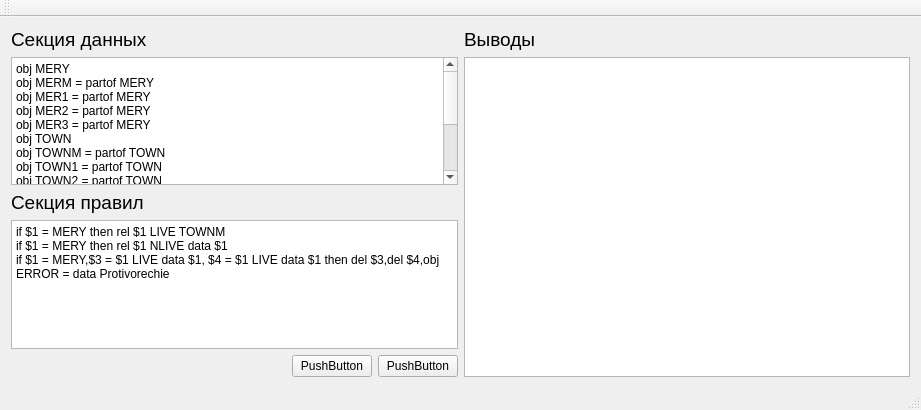
Old version of the form sproductionsystem.ui in the repository shotInLeg/AutoProof.
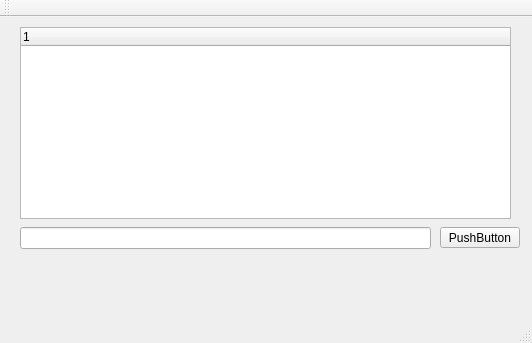
New version of the form.

Patch:
```diff
--- a/sproductionsystem.ui
+++ b/sproductionsystem.ui
@@ -6,150 +6,47 @@
    <rect>
     <x>0</x>
     <y>0</y>
-    <width>921</width>
-    <height>410</height>
+    <width>532</width>
+    <height>343</height>
    </rect>
   </property>
   <property name="windowTitle">
    <string>SProductionSystem</string>
   </property>
   <widget class="QWidget" name="centralWidget">
-   <layout class="QHBoxLayout" name="horizontalLayout_2">
-    <item>
-     <layout class="QVBoxLayout" name="verticalLayout_3">
-      <item>
-       <widget class="QLabel" name="label_5">
-        <property name="font">
-         <font>
-          <pointsize>14</pointsize>
-         </font>
-        </property>
-        <property name="text">
-         <string>Секция данных</string>
-        </property>
-       </widget>
-      </item>
-      <item>
-       <widget class="QPlainTextEdit" name="pteCode">
-        <property name="plainText">
-         <string>obj MERY
-obj MERM = partof MERY
-obj MER1 = partof MERY
-obj MER2 = partof MERY
-obj MER3 = partof MERY
-obj TOWN
-obj TOWNM = partof TOWN
-obj TOWN1 = partof TOWN
-obj TOWN2 = partof TOWN
-obj TOWN3 = partof TOWN
-obj LIVE
-obj NLIVE
-MER1 = data TOWN1
-MER2 = data TOWN2
-</string>
-        </property>
-       </widget>
-      </item>
-      <item>
-       <widget class="QLabel" name="label_6">
-        <property name="font">
-         <font>
-          <pointsize>14</pointsize>
-         </font>
-        </property>
-        <property name="text">
-         <string>Секция правил</string>
-        </property>
-       </widget>
-      </item>
-      <item>
-       <widget class="QPlainTextEdit" name="plainTextEdit">
-        <property name="plainText">
-         <string>if $1 = MERY then rel $1 LIVE TOWNM 
-if $1 = MERY then rel $1 NLIVE data $1
-if $1 = MERY,$3 = $1 LIVE data $1, $4 = $1 LIVE data $1 then del $3,del $4,obj ERROR = data Protivorechie</string>
-        </property>
-       </widget>
-      </item>
-      <item>
-       <layout class="QHBoxLayout" name="horizontalLayout">
-        <property name="topMargin">
-         <number>0</number>
-        </property>
-        <item>
-         <spacer name="horizontalSpacer">
-          <property name="orientation">
-           <enum>Qt::Horizontal</enum>
-          </property>
-          <property name="sizeHint" stdset="0">
-           <size>
-            <width>40</width>
-            <height>20</height>
-           </size>
-          </property>
-         </spacer>
-        </item>
-        <item>
-         <widget class="QPushButton" name="bDo">
-          <property name="text">
-           <string>PushButton</string>
-          </property>
-         </widget>
-        </item>
-        <item>
-         <widget class="QPushButton" name="bClear">
-          <property name="text">
-           <string>PushButton</string>
-          </property>
-         </widget>
-        </item>
-       </layout>
-      </item>
-     </layout>
-    </item>
-    <item>
-     <layout class="QVBoxLayout" name="verticalLayout">
-      <property name="leftMargin">
-       <number>0</number>
-      </property>
-      <item>
-       <layout class="QHBoxLayout" name="horizontalLayout_3">
-        <property name="topMargin">
-         <number>0</number>
-        </property>
-        <property name="rightMargin">
-         <number>0</number>
-        </property>
-        <item>
-         <layout class="QVBoxLayout" name="verticalLayout_10">
-          <property name="rightMargin">
-           <number>0</number>
-          </property>
-          <item>
-           <widget class="QLabel" name="label_4">
-            <property name="font">
-             <font>
-              <pointsize>14</pointsize>
-             </font>
-            </property>
-            <property name="text">
-             <string>Выводы</string>
-            </property>
-            <property name="alignment">
-             <set>Qt::AlignLeading|Qt::AlignLeft|Qt::AlignVCenter</set>
-            </property>
-           </widget>
-          </item>
-          <item>
-           <widget class="QTreeView" name="twResults"/>
-          </item>
-         </layout>
-        </item>
-       </layout>
-      </item>
-     </layout>
-    </item>
-   </layout>
+   <widget class="QTreeWidget" name="treeWidget">
+    <property name="geometry">
+     <rect>
+      <x>20</x>
+      <y>10</y>
+      <width>491</width>
+      <height>192</height>
+     </rect>
+    </property>
+   </widget>
+   <widget class="QLineEdit" name="lineEdit">
+    <property name="geometry">
+     <rect>
+      <x>20</x>
+      <y>210</y>
+      <width>411</width>
+      <height>22</height>
+     </rect>
+    </property>
+   </widget>
+   <widget class="QPushButton" name="pushButton">
+    <property name="geometry">
+     <rect>
+      <x>440</x>
+      <y>210</y>
+      <width>80</width>
+      <height>21</height>
+     </rect>
+    </property>
+    <property name="text">
+     <string>PushButton</string>
+    </property>
+   </widget>
   </widget>
   <widget class="QMenuBar" name="menuBar">
    <property name="geometry">
```
Left out of the diff: 4 changed lines with no effect on the pictures.
